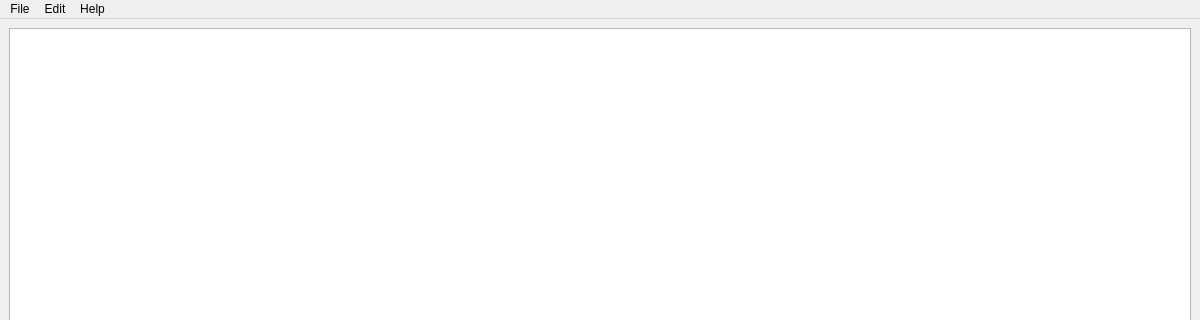
gitandy/DragonLog, file ui_files/DragonLog_MainWindow.ui: the form before one commit; both pictures show x 0 to 1200 and y 0 to 320 of the 1200 by 600 pixel window.
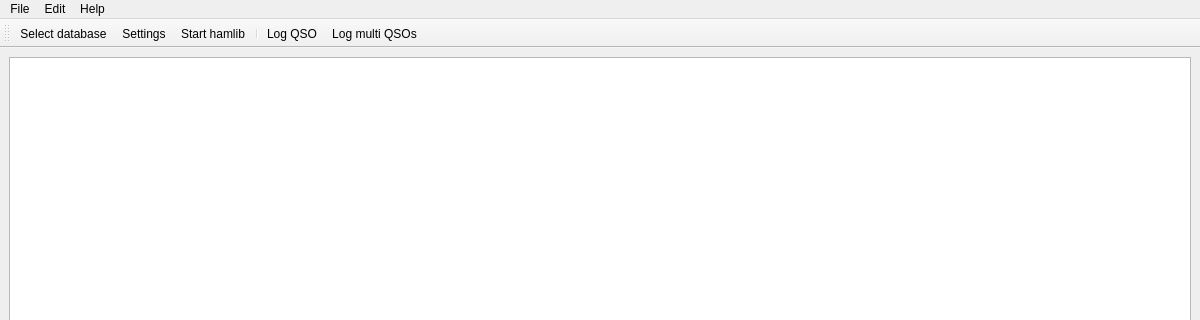
The form after the commit. Icons and pictures are not drawn.

Commit message: Added a toolbar, start rigctld from outside the settings

Patch:
```diff
--- a/ui_files/DragonLog_MainWindow.ui
+++ b/ui_files/DragonLog_MainWindow.ui
@@ -86,6 +86,23 @@
    <addaction name="menuHelp"/>
   </widget>
   <widget class="QStatusBar" name="statusbar"/>
+  <widget class="QToolBar" name="toolBar">
+   <property name="windowTitle">
+    <string>Toolbar</string>
+   </property>
+   <attribute name="toolBarArea">
+    <enum>TopToolBarArea</enum>
+   </attribute>
+   <attribute name="toolBarBreak">
+    <bool>false</bool>
+   </attribute>
+   <addaction name="actionSelect_DB_TB"/>
+   <addaction name="actionSettings_TB"/>
+   <addaction name="actionStart_hamlib_TB"/>
+   <addaction name="separator"/>
+   <addaction name="actionLog_QSO_TB"/>
+   <addaction name="actionLog_multi_QSOs_TB"/>
+  </widget>
   <action name="actionLog_QSO">
    <property name="icon">
     <iconset>
@@ -98,6 +115,15 @@
     <string>Ctrl+L</string>
    </property>
   </action>
+  <action name="actionLog_QSO_TB">
+   <property name="icon">
+    <iconset>
+     <normaloff>icons:edit_add.png</normaloff>icons:edit_add.png</iconset>
+   </property>
+   <property name="text">
+    <string>Log QSO...</string>
+   </property>
+  </action>
   <action name="actionSelect_DB">
    <property name="icon">
     <iconset>
@@ -107,6 +133,15 @@
     <string>Select database...</string>
    </property>
   </action>
+  <action name="actionSelect_DB_TB">
+   <property name="icon">
+    <iconset>
+     <normaloff>icons:db.png</normaloff>icons:db.png</iconset>
+   </property>
+   <property name="text">
+    <string>Select database...</string>
+   </property>
+  </action>
   <action name="actionExit">
    <property name="icon">
     <iconset>
@@ -188,6 +223,15 @@
     <string>Settings</string>
    </property>
   </action>
+  <action name="actionSettings_TB">
+   <property name="icon">
+    <iconset>
+     <normaloff>icons:gear.png</normaloff>icons:gear.png</iconset>
+   </property>
+   <property name="text">
+    <string>Settings</string>
+   </property>
+  </action>
   <action name="actionLog_multi_QSOs">
    <property name="icon">
     <iconset>
@@ -200,6 +244,15 @@
     <string>Ctrl+Shift+L</string>
    </property>
   </action>
+  <action name="actionLog_multi_QSOs_TB">
+   <property name="icon">
+    <iconset>
+     <normaloff>icons:edit_addmulti.png</normaloff>icons:edit_addmulti.png</iconset>
+   </property>
+   <property name="text">
+    <string>Log multi QSOs...</string>
+   </property>
+  </action>
   <action name="actionHelp">
    <property name="icon">
     <iconset>
@@ -209,6 +262,15 @@
     <string>Help</string>
    </property>
   </action>
+  <action name="actionStart_hamlib_TB">
+   <property name="icon">
+    <iconset>
+     <normaloff>icons:player_play.png</normaloff>icons:player_play.png</iconset>
+   </property>
+   <property name="text">
+    <string>Start hamlib</string>
+   </property>
+  </action>
  </widget>
  <resources/>
  <connections>
```
Left out of the diff: 81 changed lines with no effect on the pictures. The commit also changes 4 other files.
